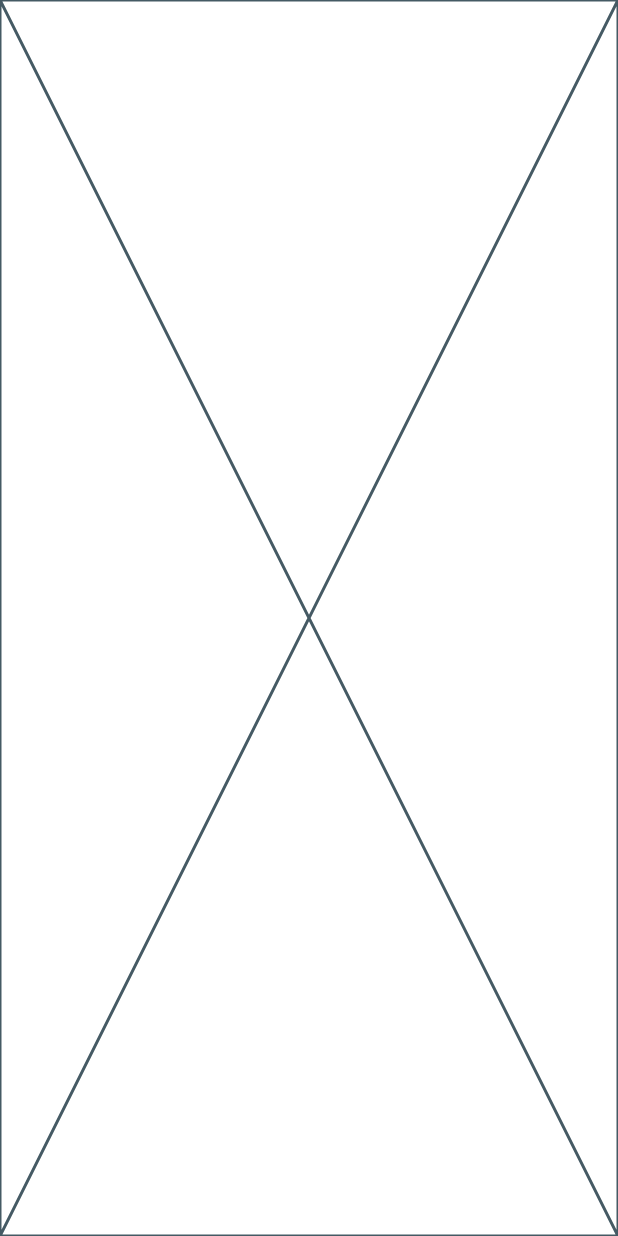
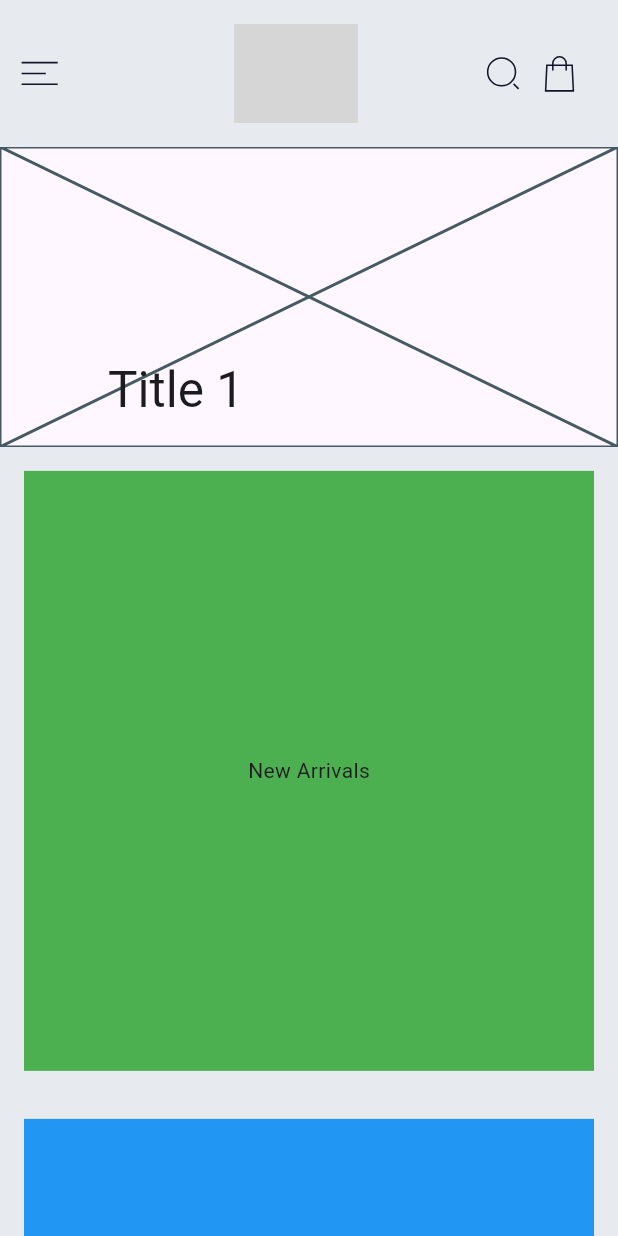
Before and after one commit to ericatsu/auctor_only, a Flutter app: the screen it shows after launch, on a phone screen of 412 x 824 dp. Run offline on Flutter 3.47's test engine with Material 2 defaults, Android fonts, the phone set to English and light mode, and no system bars; our stand-ins replace flutter_svg; grey boxes are pictures that could not be loaded.

Commit message:
✅ Header

```diff
--- a/lib/main.dart
+++ b/lib/main.dart
@@ -12,9 +12,8 @@ class MyApp extends StatelessWidget {
   @override
   Widget build(BuildContext context) {
     return MaterialApp(
-      title: 'Flutter Demo',
+      debugShowCheckedModeBanner: false,
       theme: ThemeData(
-        colorScheme: ColorScheme.fromSeed(seedColor: Colors.deepPurple),
         useMaterial3: true,
       ),
       home: const HomePage(),
--- a/lib/pages/home_page.dart
+++ b/lib/pages/home_page.dart
@@ -1,10 +1,110 @@
+import 'package:auctor_only/utils/shared.dart';
 import 'package:flutter/material.dart';
 
-class HomePage extends StatelessWidget {
+class HomePage extends StatefulWidget {
   const HomePage({super.key});
 
   @override
+  State<HomePage> createState() => _HomePageState();
+}
+
+class _HomePageState extends State<HomePage> {
+  double _scrollPosition = 0;
+
+  @override
   Widget build(BuildContext context) {
-    return const Placeholder();
+    final mediaQuery = SizeQuery(context);
+    return Scaffold(
+      backgroundColor: AppColors.homebg,
+      appBar: PreferredSize(
+        preferredSize: const Size.fromHeight(100.0),
+        child: Header(
+          menuButton: () {},
+          logoButton: () {},
+          searchButton: () {},
+          cartButton: () {},
+        ),
+      ),
+      body: CustomScrollView(
+        slivers: [
+          // SliverAppBar with CarouselWidget
+          SliverAppBar(
+            expandedHeight: 200.0, // Adjust as needed
+            floating: false,
+            pinned: true,
+            flexibleSpace: FlexibleSpaceBar(
+              title: Text("Title 1"),
+              background: CarouselWidget(), // Replace with your CarouselWidget
+            ),
+          ),
+
+          // SliverList for NewArrivals
+          SliverList(
+            delegate: SliverChildListDelegate([
+              Padding(
+                padding: const EdgeInsets.all(16.0),
+                child: Container(
+      height: 400,
+      width: double.infinity,
+      color: Colors.green,
+      child: Center(
+        child: Text("New Arrivals"),
+      ),
+    ),
+              ),
+              // Add your NewArrivals widget here
+              // Example: NewArrivalsWidget(),
+            ]),
+          ),
+
+          // SliverList for Collections
+          SliverList(
+            delegate: SliverChildListDelegate([
+              Padding(
+                padding: const EdgeInsets.all(16.0),
+                child: Container(
+      height: 400,
+      width: double.infinity,
+      color: Colors.blue,
+      child: Center(
+        child: Text("Collections"),
+      ),
+    ),
+              ),
+              // Add your Collections widget here
+              // Example: CollectionsWidget(),
+            ]),
+          ),
+        ],
+      ),
+    );
   }
 }
+
+class NewArrivals extends StatelessWidget {
+  @override
+  Widget build(BuildContext context) {
+    return Container(
+      height: 400,
+      width: double.infinity,
+      color: Colors.green,
+      child: const Center(
+        child: Text("New Arrivals"),
+      ),
+    );
+  }
+}
+
+class Collections extends StatelessWidget {
+  @override
+  Widget build(BuildContext context) {
+    return Container(
+      height: 400,
+      width: double.infinity,
+      color: Colors.blue,
+      child: const Center(
+        child: Text("Collections"),
+      ),
+    );
+  }
+}
--- a/lib/utils/colors.dart
+++ b/lib/utils/colors.dart
@@ -11,4 +11,5 @@ class AppColors {
   static const Color offWhite = Color(0xFFFCFCFC);
   static const Color primary = Color(0xFFA8715A);
   static const Color secondary = Color(0xFFDD8560);
+  static const Color homebg = Color(0xFFE7EAEF);
 }
--- a/lib/utils/constants.dart
+++ b/lib/utils/constants.dart
@@ -0,0 +1,11 @@
+import 'package:flutter/material.dart';
+
+class SizeQuery {
+
+  final BuildContext context;
+
+  SizeQuery (this.context);
+
+  double get height => MediaQuery.of(context).size.height;
+  double get width => MediaQuery.of(context).size.width;
+}
--- a/lib/utils/images.dart
+++ b/lib/utils/images.dart
@@ -23,4 +23,9 @@ class AppImages {
     '${_basePath}oblong_bag.svg',
     semanticsLabel: 'Oblong Bag',
   );
+
+  static final Widget banner1 = SvgPicture.asset(
+    '${_basePath}banner1.svg',
+    semanticsLabel: 'First Banner Image',
+  );
 }
--- a/lib/utils/shared.dart
+++ b/lib/utils/shared.dart
@@ -1,6 +1,10 @@
 //pub
 
-//shared
+//utils
+export 'package:auctor_only/utils/constants.dart';
+export 'package:auctor_only/utils/colors.dart';
+export 'package:auctor_only/utils/icons.dart';
+
 
 //pages
 export 'package:auctor_only/pages/home_page.dart';
@@ -8,3 +12,5 @@ export 'package:auctor_only/pages/home_page.dart';
 //services
 
 //widgets
+export 'package:auctor_only/widgets/global/header.dart';
+export 'package:auctor_only/widgets/features/carousel_widget.dart';
--- /dev/null
+++ b/lib/widgets/features/carousel_widget.dart
@@ -0,0 +1,30 @@
+import 'package:flutter/material.dart';
+
+class CarouselWidget extends StatefulWidget {
+  const CarouselWidget({super.key});
+
+  @override
+  State<CarouselWidget> createState() => _CarouselWidgetState();
+}
+
+class _CarouselWidgetState extends State<CarouselWidget>
+    with SingleTickerProviderStateMixin {
+  late AnimationController _controller;
+
+  @override
+  void initState() {
+    super.initState();
+    _controller = AnimationController(vsync: this);
+  }
+
+  @override
+  void dispose() {
+    _controller.dispose();
+    super.dispose();
+  }
+
+  @override
+  Widget build(BuildContext context) {
+    return const Placeholder();
+  }
+}
--- /dev/null
+++ b/lib/widgets/global/header.dart
@@ -0,0 +1,65 @@
+import 'package:auctor_only/utils/shared.dart';
+import 'package:flutter/material.dart';
+
+class Header extends StatelessWidget {
+  final VoidCallback menuButton;
+  final VoidCallback logoButton;
+  final VoidCallback searchButton;
+  final VoidCallback cartButton;
+  const Header({super.key, required this.menuButton, required this.logoButton, required this.searchButton, required this.cartButton});
+
+  @override
+  Widget build(BuildContext context) {
+    final mediaQuery = SizeQuery(context);
+    return Container(
+      padding: const EdgeInsets.symmetric(vertical: 16, horizontal: 12),
+      child: Row(
+        crossAxisAlignment: CrossAxisAlignment.center,
+        mainAxisAlignment: MainAxisAlignment.start,
+        children: [
+          InkWell(
+            onTap: menuButton,
+            child: SizedBox(
+              height: mediaQuery.height * 0.03,
+              width: mediaQuery.width * 0.07,
+              child: AppIcons.menu,
+            ),
+          ),
+          SizedBox(
+            width: mediaQuery.width * 0.28,
+          ),
+          InkWell(
+            onTap: logoButton,
+            child: SizedBox(
+              height: mediaQuery.height * 0.08,
+              width: mediaQuery.width * 0.20,
+              child: AppIcons.logo,
+            ),
+          ),
+          SizedBox(
+            width: mediaQuery.width * 0.2,
+          ),
+          InkWell(
+            onTap: searchButton,
+            child: SizedBox(
+              height: mediaQuery.height * 0.03,
+              width: mediaQuery.width * 0.07,
+              child: AppIcons.search,
+            ),
+          ),
+          SizedBox(
+            width: mediaQuery.width * 0.02,
+          ),
+          InkWell(
+            onTap: cartButton,
+            child: SizedBox(
+              height: mediaQuery.height * 0.03,
+              width: mediaQuery.width * 0.07,
+              child: AppIcons.shoppingBag,
+            ),
+          ),
+        ],
+      ),
+    );
+  }
+}
```
Also changed, not shown: 4 other files.
